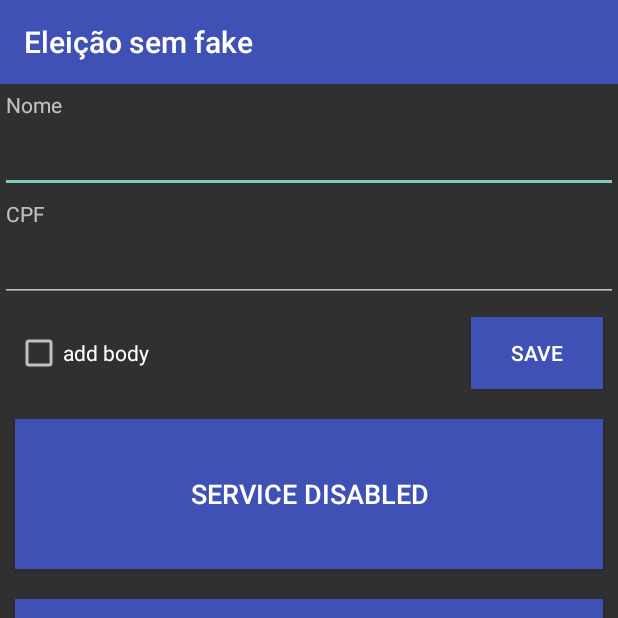
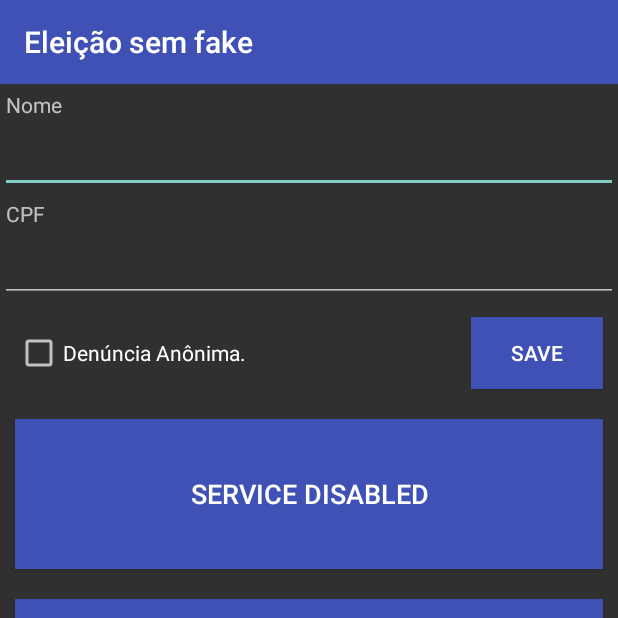
Before and after one commit to blackgee/EleicaoSemFake, an Android app: the screen it shows after launch (MainActivity), on a phone screen of 412 x 824 dp, the top half of it. Run offline under Robolectric (Android 15) with nearby library versions, the phone set to English and light mode, and no system bars.

Commit message:
fixing text translation

```diff
--- a/app/src/main/res/layout/activity_main.xml
+++ b/app/src/main/res/layout/activity_main.xml
@@ -58,7 +58,7 @@
             android:layout_alignParentStart="true"
             android:layout_centerVertical="true"
             android:layout_marginStart="10dp"
-            android:text="add body" />
+            android:text="@string/email_additional_body" />
 
         <Button
             android:id="@+id/btnSave"
```
